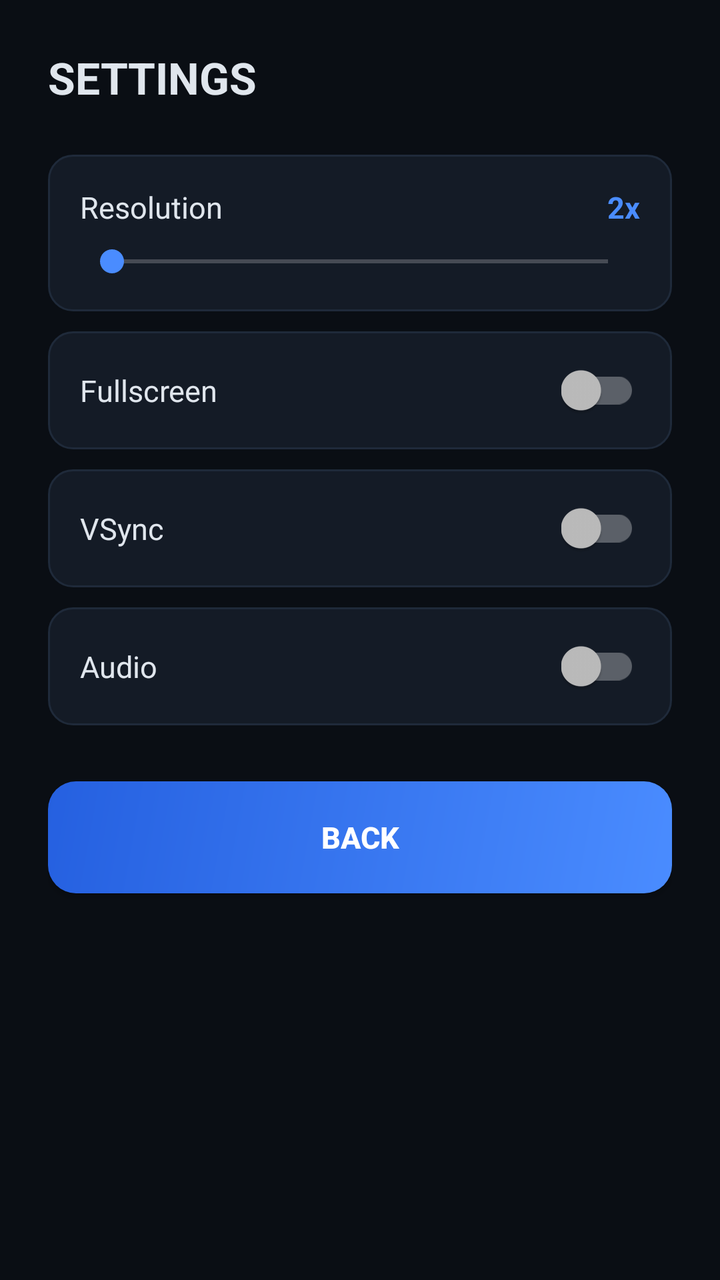
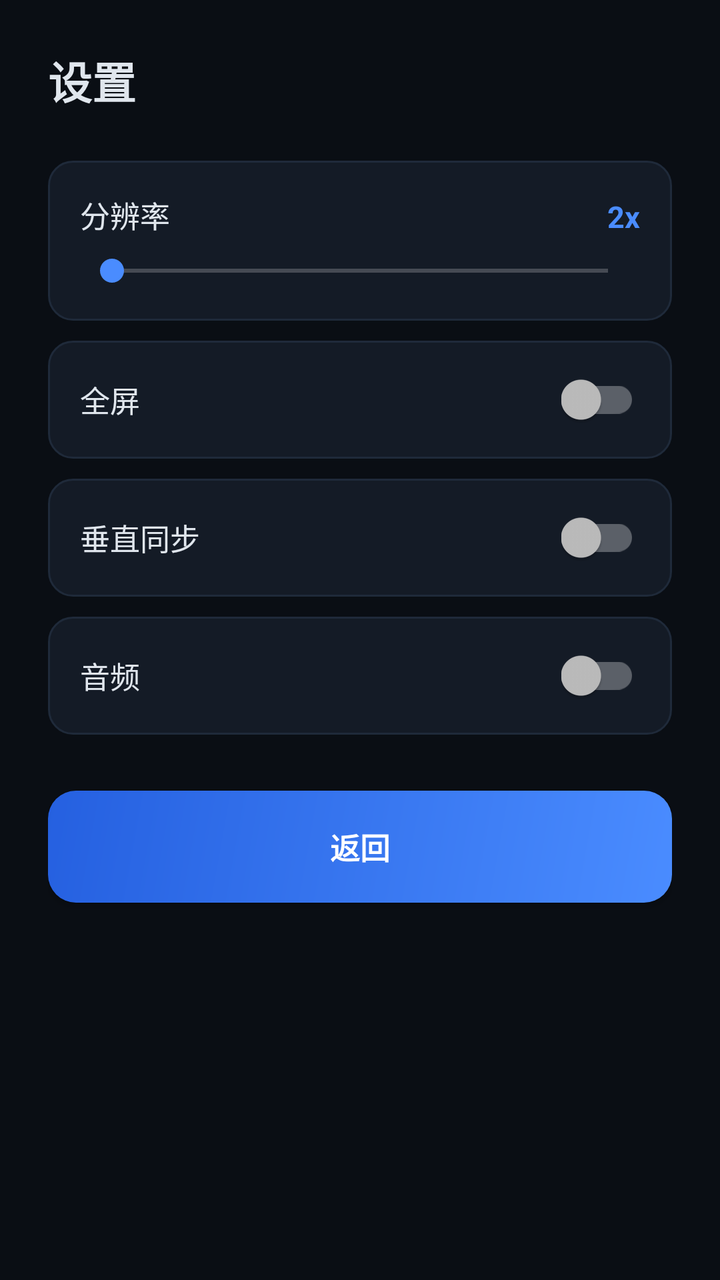

Two renders of the same Android screen: before a commit and after it. Below are the layout's source before the change and the commit's diff.
<!-- AndroidManifest.xml: application theme Theme.UltramanFE0 -->
<!-- res/layout/activity_settings.xml -->
<?xml version="1.0" encoding="utf-8"?>
<LinearLayout xmlns:android="http://schemas.android.com/apk/res/android"
    android:layout_width="match_parent"
    android:layout_height="match_parent"
    android:background="@color/bg"
    android:orientation="vertical"
    android:padding="24dp">
    <TextView
        android:layout_width="wrap_content"
        android:layout_height="wrap_content"
        android:text="SETTINGS"
        android:textColor="#E0E6ED"
        android:textSize="22sp"
        android:textStyle="bold"/>
    <LinearLayout
        android:layout_width="match_parent"
        android:layout_height="wrap_content"
        android:layout_marginTop="24dp"
        android:background="@drawable/bg_card"
        android:orientation="vertical"
        android:padding="16dp">
        <LinearLayout
            android:layout_width="match_parent"
            android:layout_height="wrap_content"
            android:orientation="horizontal">
            <TextView
                android:layout_width="0dp"
                android:layout_height="wrap_content"
                android:layout_weight="1"
                android:text="Resolution"
                android:textColor="#E0E6ED"
                android:textSize="15sp"/>
            <TextView
                android:id="@+id/tvRes"
                android:layout_width="wrap_content"
                android:layout_height="wrap_content"
                android:text="2x"
                android:textColor="#4A8CFF"
                android:textSize="15sp"
                android:textStyle="bold"/>
        </LinearLayout>
        <SeekBar
            android:id="@+id/sbRes"
            android:layout_width="match_parent"
            android:layout_height="wrap_content"
            android:layout_marginTop="8dp"/>
    </LinearLayout>
    <LinearLayout
        android:layout_width="match_parent"
        android:layout_height="wrap_content"
        android:layout_marginTop="10dp"
        android:background="@drawable/bg_card"
        android:gravity="center_vertical"
        android:orientation="horizontal"
        android:padding="16dp">
        <TextView
            android:layout_width="0dp"
            android:layout_height="wrap_content"
            android:layout_weight="1"
            android:text="Fullscreen"
            android:textColor="#E0E6ED"
            android:textSize="15sp"/>
        <androidx.appcompat.widget.SwitchCompat
            android:id="@+id/swFullscreen"
            android:layout_width="wrap_content"
            android:layout_height="wrap_content"/>
    </LinearLayout>
    <LinearLayout
        android:layout_width="match_parent"
        android:layout_height="wrap_content"
        android:layout_marginTop="10dp"
        android:background="@drawable/bg_card"
        android:gravity="center_vertical"
        android:orientation="horizontal"
        android:padding="16dp">
        <TextView
            android:layout_width="0dp"
            android:layout_height="wrap_content"
            android:layout_weight="1"
            android:text="VSync"
            android:textColor="#E0E6ED"
            android:textSize="15sp"/>
        <androidx.appcompat.widget.SwitchCompat
            android:id="@+id/swVsync"
            android:layout_width="wrap_content"
            android:layout_height="wrap_content"/>
    </LinearLayout>
    <LinearLayout
        android:layout_width="match_parent"
        android:layout_height="wrap_content"
        android:layout_marginTop="10dp"
        android:background="@drawable/bg_card"
        android:gravity="center_vertical"
        android:orientation="horizontal"
        android:padding="16dp">
        <TextView
            android:layout_width="0dp"
            android:layout_height="wrap_content"
            android:layout_weight="1"
            android:text="Audio"
            android:textColor="#E0E6ED"
            android:textSize="15sp"/>
        <androidx.appcompat.widget.SwitchCompat
            android:id="@+id/swAudio"
            android:layout_width="wrap_content"
            android:layout_height="wrap_content"/>
    </LinearLayout>
    <Button
        android:id="@+id/btnBack"
        android:layout_width="match_parent"
        android:layout_height="56dp"
        android:layout_marginTop="28dp"
        android:background="@drawable/bg_btn_primary"
        android:text="BACK"
        android:textColor="#FFFFFF"
        android:textSize="15sp"
        android:textStyle="bold"/>
</LinearLayout>
<!-- resources referenced by this layout -->
<resources>
  <color name="bg">#0A0E14</color>
  <!-- drawable bg_btn_primary (drawable) -->
  <?xml version="1.0" encoding="utf-8"?>
  <shape xmlns:android="http://schemas.android.com/apk/res/android">
      <gradient android:angle="135" android:startColor="#4A8CFF" android:endColor="#2560E0"/>
      <corners android:radius="14dp"/>
  </shape>
  <!-- drawable bg_card (drawable) -->
  <?xml version="1.0" encoding="utf-8"?>
  <shape xmlns:android="http://schemas.android.com/apk/res/android">
      <solid android:color="#141B26"/>
      <corners android:radius="12dp"/>
      <stroke android:width="1dp" android:color="#1F2A3A"/>
  </shape>
  <style name="Theme.UltramanFE0" parent="Theme.AppCompat.NoActionBar">
          <item name="colorPrimary">@color/accent</item>
          <item name="colorAccent">@color/accent</item>
          <item name="android:windowBackground">@color/bg</item>
          <item name="android:statusBarColor">@color/bg</item>
          <item name="android:navigationBarColor">@color/bg</item>
      </style>
  <color name="accent">#4A8CFF</color>
</resources>

<!-- the commit's change to res/layout/activity_settings.xml (unified diff, before → after) -->
@@ -8,7 +8,7 @@
     <TextView
         android:layout_width="wrap_content"
         android:layout_height="wrap_content"
-        android:text="SETTINGS"
+        android:text="设置"
         android:textColor="#E0E6ED"
         android:textSize="22sp"
         android:textStyle="bold"/>
@@ -27,7 +27,7 @@
                 android:layout_width="0dp"
                 android:layout_height="wrap_content"
                 android:layout_weight="1"
-                android:text="Resolution"
+                android:text="分辨率"
                 android:textColor="#E0E6ED"
                 android:textSize="15sp"/>
             <TextView
@@ -57,7 +57,7 @@
             android:layout_width="0dp"
             android:layout_height="wrap_content"
             android:layout_weight="1"
-            android:text="Fullscreen"
+            android:text="全屏"
             android:textColor="#E0E6ED"
             android:textSize="15sp"/>
         <androidx.appcompat.widget.SwitchCompat
@@ -77,7 +77,7 @@
             android:layout_width="0dp"
             android:layout_height="wrap_content"
             android:layout_weight="1"
-            android:text="VSync"
+            android:text="垂直同步"
             android:textColor="#E0E6ED"
             android:textSize="15sp"/>
         <androidx.appcompat.widget.SwitchCompat
@@ -97,7 +97,7 @@
             android:layout_width="0dp"
             android:layout_height="wrap_content"
             android:layout_weight="1"
-            android:text="Audio"
+            android:text="音频"
             android:textColor="#E0E6ED"
             android:textSize="15sp"/>
         <androidx.appcompat.widget.SwitchCompat
@@ -111,7 +111,7 @@
         android:layout_height="56dp"
         android:layout_marginTop="28dp"
         android:background="@drawable/bg_btn_primary"
-        android:text="BACK"
+        android:text="返回"
         android:textColor="#FFFFFF"
         android:textSize="15sp"
         android:textStyle="bold"/>
